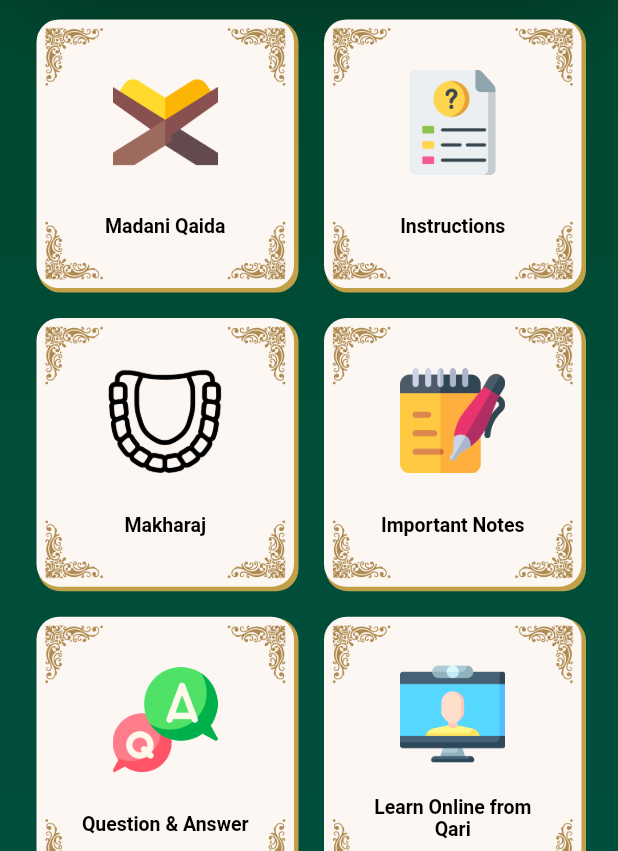
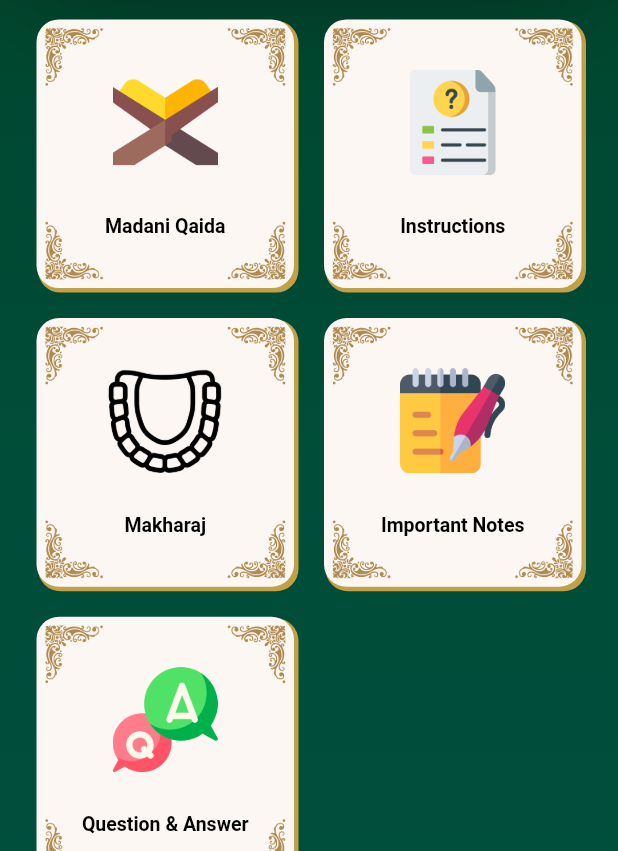
Before and after one commit to syedzainqadri/Quran-app, a Flutter app: the LearnQaida screen opened directly, on a phone screen of 412 x 824 dp, the part 385-1236 px from its top. Run offline on Flutter 3.47's test engine with Material 2 defaults, Android fonts, the phone set to English and light mode, and no system bars; our stand-ins replace audioplayers, avatar_glow, circular_countdown_timer, expansion_tile_card, firebase_core, firebase_storage and 6 more; missing offline and left inert: animated_floatactionbuttons, firebase_core_web, firebase_database_web, firebase_storage_web; accounts and stored records are empty.

Commit message:
problems with streems

```diff
--- a/lib/Screens/sunnahScreens/tabsScreen.dart
+++ b/lib/Screens/sunnahScreens/tabsScreen.dart
@@ -3,7 +3,6 @@ import 'package:quranapp/Utilities/constants.dart';
 import 'package:quranapp/Utilities/youtubeController.dart';
 import 'package:quranapp/Widgets/CustomTabButton.dart';
 import 'package:quranapp/Widgets/CustomTabChild.dart';
-
 import 'package:youtube_player_flutter/youtube_player_flutter.dart';
 
 class TabSceern extends StatefulWidget {
--- a/lib/Utilities/listLearnQaida.dart
+++ b/lib/Utilities/listLearnQaida.dart
@@ -1,7 +1,6 @@
 import 'package:flutter/material.dart';
 import 'package:quranapp/Screens/LearnQaidaScreens/makharajScreen.dart';
 import 'package:quranapp/Screens/LearnQaidaScreens/qaidaLessons.dart';
-import 'package:quranapp/Screens/url_screen.dart';
 import 'package:quranapp/Widgets/customCard.dart';
 
 final List<Widget> learnQaidaScreenList = [
@@ -27,9 +26,4 @@ final List<Widget> learnQaidaScreenList = [
     imagePath: 'assets/images/question.png',
     title: 'Question & Answer',
   ),
-  Custom_Card(
-    imagePath: 'assets/images/learnonline.png',
-    title: 'Learn Online from Qari',
-    screenName: Url(),
-  ),
 ];
--- a/pubspec.yaml
+++ b/pubspec.yaml
@@ -34,7 +34,6 @@ dependencies:
   avatar_glow:
   animated_floatactionbuttons:
   audioplayers: ^0.20.0
-  flutter_webview_plugin:
   showcaseview:
   hive:
   path_provider:
```
Also changed, not shown: lib/Model/lesson.dart (+0 -150 lines), lib/Screens/LearnQaidaScreens/Lesson01Screen.dart (+0 -28 lines), lib/Screens/url_screen.dart (deleted, +0 -26 lines), pubspec.lock, 3 other files.
